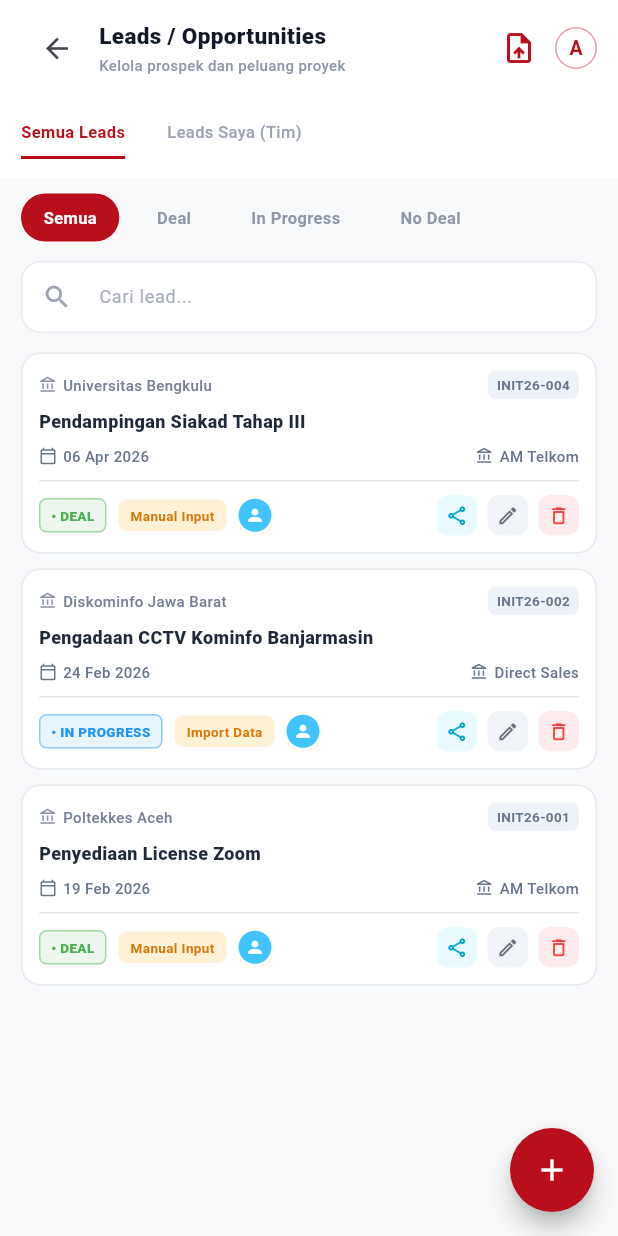
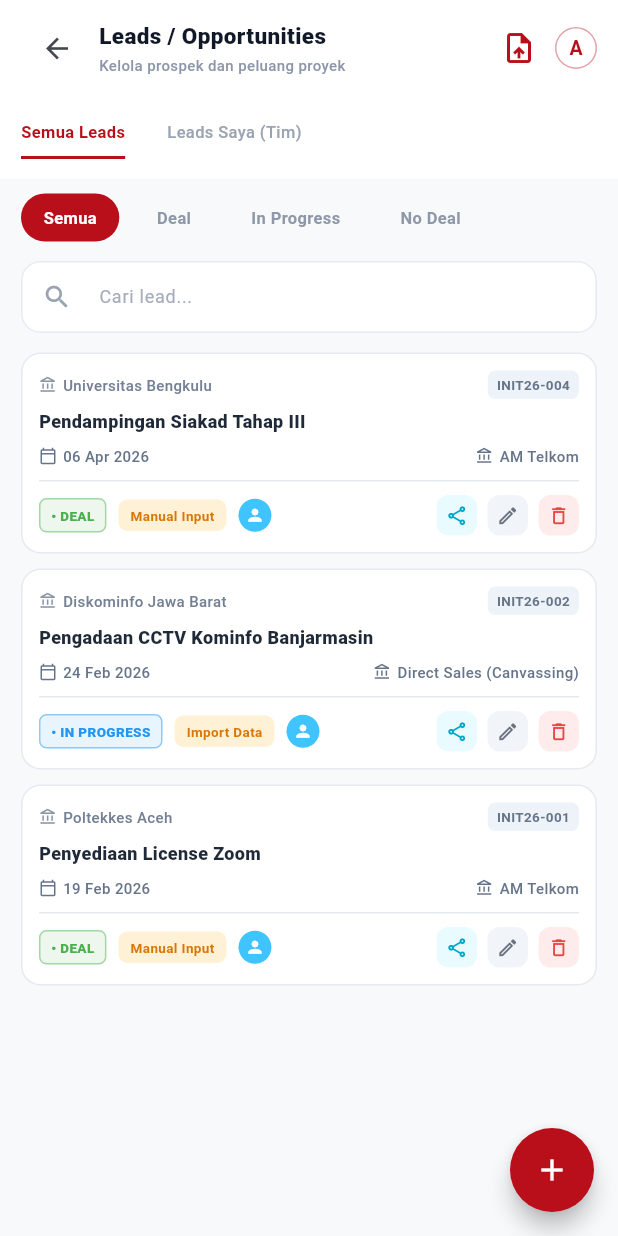
Before and after one commit to IndiViska/App_MyBhakti, a Flutter app: the OpportunitiesScreen screen opened directly, on a phone screen of 412 x 824 dp. Run offline on Flutter 3.47's test engine with Material 3 defaults, Android fonts, the phone set to English and light mode, and no system bars; our stand-ins replace curved_navigation_bar, dio, dotted_border, file_picker, geolocator, google_maps_flutter and 4 more; missing offline and left inert: excel; accounts and stored records are empty.

Commit message:
up leads

```diff
--- a/lib/pages/lead_repository.dart
+++ b/lib/pages/lead_repository.dart
@@ -6,9 +6,14 @@ class LeadRepository {
       'client': 'Universitas Bengkulu',
       'code': 'INIT26-004',
       'title': 'Pendampingan Siakad Tahap III',
+
+      'kategori': 'Solusi Teknologi',
+      'market': 'Telkom Group',
+
       'date': '06 Apr 2026',
       'sales': 'AM Telkom',
       'status': 'DEAL',
+
       'color': Colors.green,
       'inputType': 'Manual Input',
     },
@@ -16,9 +21,14 @@ class LeadRepository {
       'client': 'Diskominfo Jawa Barat',
       'code': 'INIT26-002',
       'title': 'Pengadaan CCTV Kominfo Banjarmasin',
+
+      'kategori': 'Perangkat dan Infrastruktur',
+      'market': 'Eksternal',
+
       'date': '24 Feb 2026',
-      'sales': 'Direct Sales',
+      'sales': 'Direct Sales (Canvassing)',
       'status': 'IN PROGRESS',
+
       'color': Colors.blue,
       'inputType': 'Import Data',
     },
@@ -26,9 +36,14 @@ class LeadRepository {
       'client': 'Poltekkes Aceh',
       'code': 'INIT26-001',
       'title': 'Penyediaan License Zoom',
+
+      'kategori': 'Konsultasi',
+      'market': 'YPT Group',
+
       'date': '19 Feb 2026',
       'sales': 'AM Telkom',
       'status': 'DEAL',
+
       'color': Colors.green,
       'inputType': 'Manual Input',
     },
```
Also changed, not shown: lib/pages/opportunities_page.dart (+8 -3 lines).
